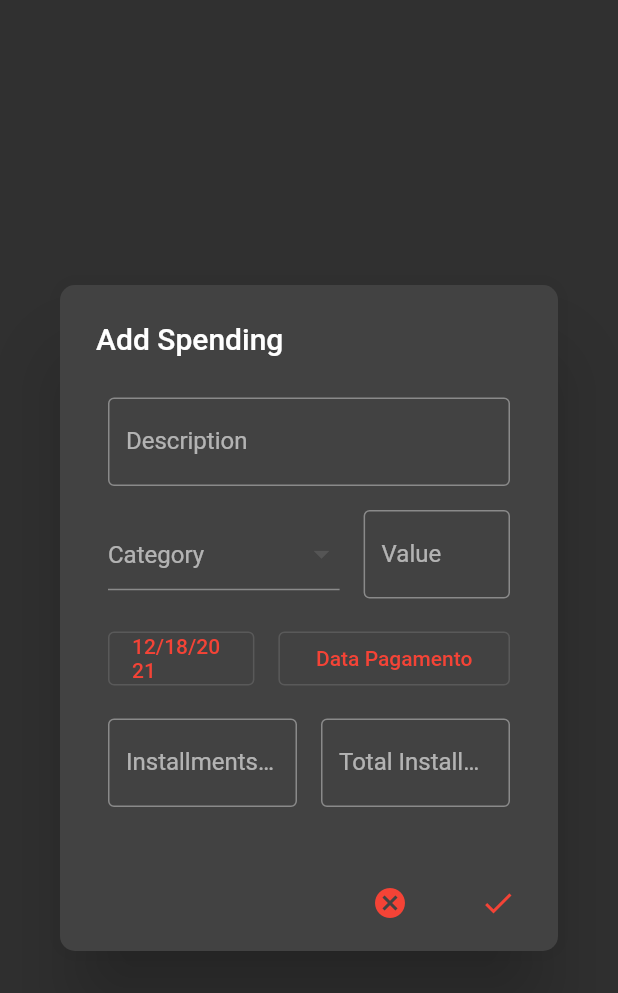
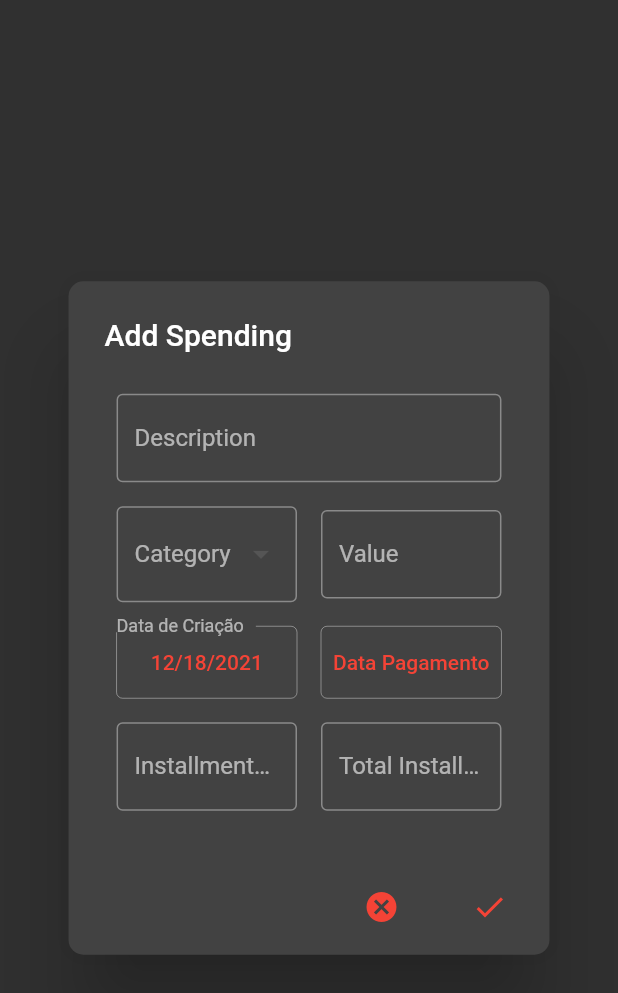
Before and after one commit to nerdjp/Moneyshot, a Flutter app: the AddSpending widget shown alone on an empty page, opened directly, on a phone screen of 412 x 824 dp. Shown: the top 993 px of the screen. Run offline on Flutter 3.47's test engine with Material 2 defaults, Android fonts, the light colour scheme and no system bars; our stand-ins replace fluttertoast, sqflite; accounts and stored records are empty.

Commit message:
spendings update

```diff
--- a/lib/page/spendings_page.dart
+++ b/lib/page/spendings_page.dart
@@ -21,7 +21,9 @@ class _SpendingsPageState extends State<SpendingsPage> {
         padding: const EdgeInsets.all(16.0),
         itemBuilder: (context, i) {
           Spendings spending = SpendingsService().getSpendings()[i];
-            return ExpansionTile(
+          return Padding(
+            padding: const EdgeInsets.symmetric(vertical: 8.0),
+            child: ExpansionTile(
               title: Padding(
                 padding: const EdgeInsets.symmetric(vertical: 8.0),
                 child: Text(
@@ -95,7 +97,8 @@ class _SpendingsPageState extends State<SpendingsPage> {
                     ),
                   ],
                 ),
-            ]);
+              ]),
+          );
           }),
       floatingActionButton: FloatingActionButton(
         child: const Icon(Icons.add),
@@ -117,15 +120,19 @@ class _SpendingsPageState extends State<SpendingsPage> {
 
 class FieldBox extends StatelessWidget {
   const FieldBox({
+    Key? key,
     required this.child,
-    Key? key,
+    this.title = '',
     this.flex = 1,
-    this.title = '',
+    this.padding = 10.0,
+    this.radius = 8.0,
   }) : super(key: key);
 
   final Widget child;
   final int flex;
   final String title;
+  final double padding;
+  final double radius;
 
   @override
   Widget build(BuildContext context) {
@@ -134,16 +141,13 @@ class FieldBox extends StatelessWidget {
       child: Padding(
         padding: const EdgeInsets.all(8.0),
         child: InputDecorator(
-          expands: false,
           decoration: InputDecoration(
-            isDense: true,
+            isCollapsed: true,
             labelText: title,
-            border: OutlineInputBorder(
-              borderRadius: BorderRadius.circular(10.0),
-            ),
+            border: const OutlineInputBorder(),
           ),
           child: Padding(
-            padding: const EdgeInsets.symmetric(horizontal: 10.0),
+            padding: EdgeInsets.all(padding),
             child: Center(
               child: child,
             ),
@@ -205,13 +209,13 @@ class _AddSpendingState extends State<AddSpending> {
               mainAxisSize: MainAxisSize.min,
               children: [
                 Expanded(
-                  flex: 3,
                   child: Padding(
                     padding: const EdgeInsets.all(8.0),
                     child: DropdownButtonFormField(
-                      isExpanded: true,
-                      hint: const Text("Category"),
-                      value: category,
+                      decoration: const InputDecoration(
+                        labelText: 'Category',
+                        border: OutlineInputBorder(),
+                      ),
                       items: CategoriesService().getCategories().map((category) {
                         return DropdownMenuItem(
                           value: category,
@@ -234,7 +238,6 @@ class _AddSpendingState extends State<AddSpending> {
                   ),
                 ),
                 Expanded(
-                  flex: 2,
                   child: Padding(
                     padding: const EdgeInsets.all(8.0),
                     child: TextFormField(
@@ -258,11 +261,10 @@ class _AddSpendingState extends State<AddSpending> {
             ),
             Row(
               children: [
-                Expanded(
-                  flex: 2,
-                  child: Padding(
-                    padding: const EdgeInsets.all(8.0),
-                    child: OutlinedButton(
+                FieldBox(
+                  title: 'Data de Criação',
+                  padding: 0,
+                  child: TextButton(
                     child: Text(DateFormat.yMd().format(date)),
                     onPressed: () {
                       showDatePicker(
@@ -280,12 +282,10 @@ class _AddSpendingState extends State<AddSpending> {
                     },
                   ),
                 ),
-                ),
-                Expanded(
-                  flex: 3,
-                  child: Padding(
-                    padding: const EdgeInsets.all(8.0),
-                    child: OutlinedButton(
+                FieldBox(
+                  title: paymentDate == null ? '' : 'Data Pagamento',
+                  padding: 0,
+                  child: TextButton(
                     child: Text(paymentDate == null
                         ? "Data Pagamento"
                         : DateFormat.yMd().format(paymentDate ?? date)),
@@ -303,7 +303,6 @@ class _AddSpendingState extends State<AddSpending> {
                         }
                       });
                     },
-                    ),
                   ),
                 ),
               ],
```
Lines whose indentation alone changed are shown as unchanged.
